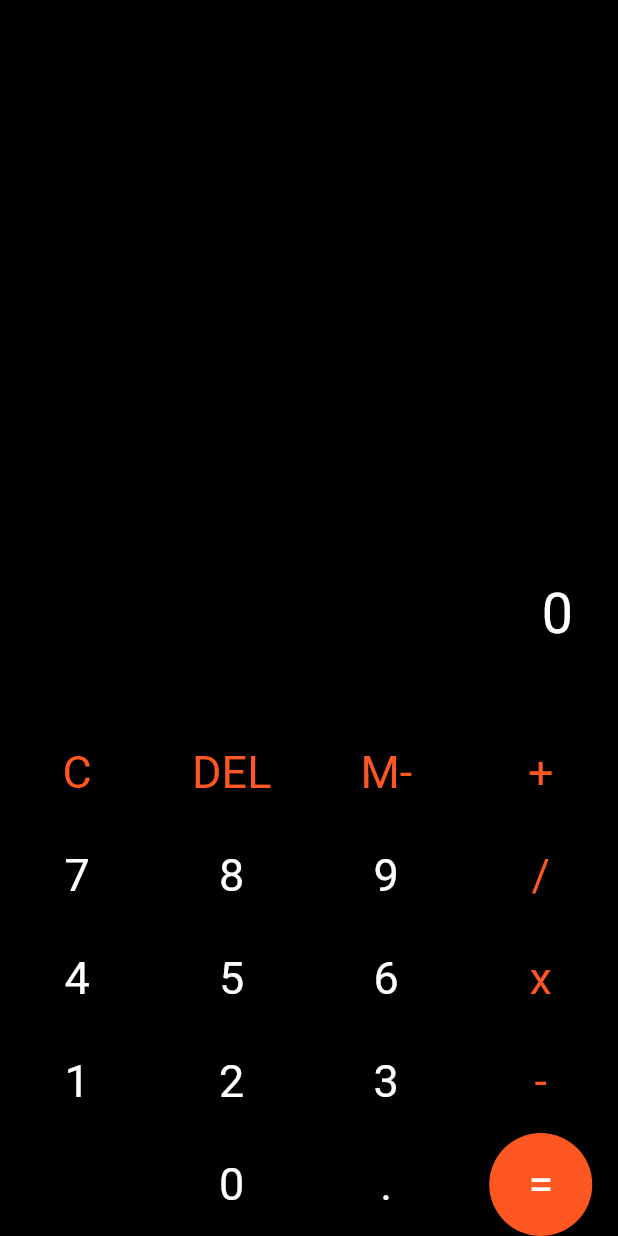
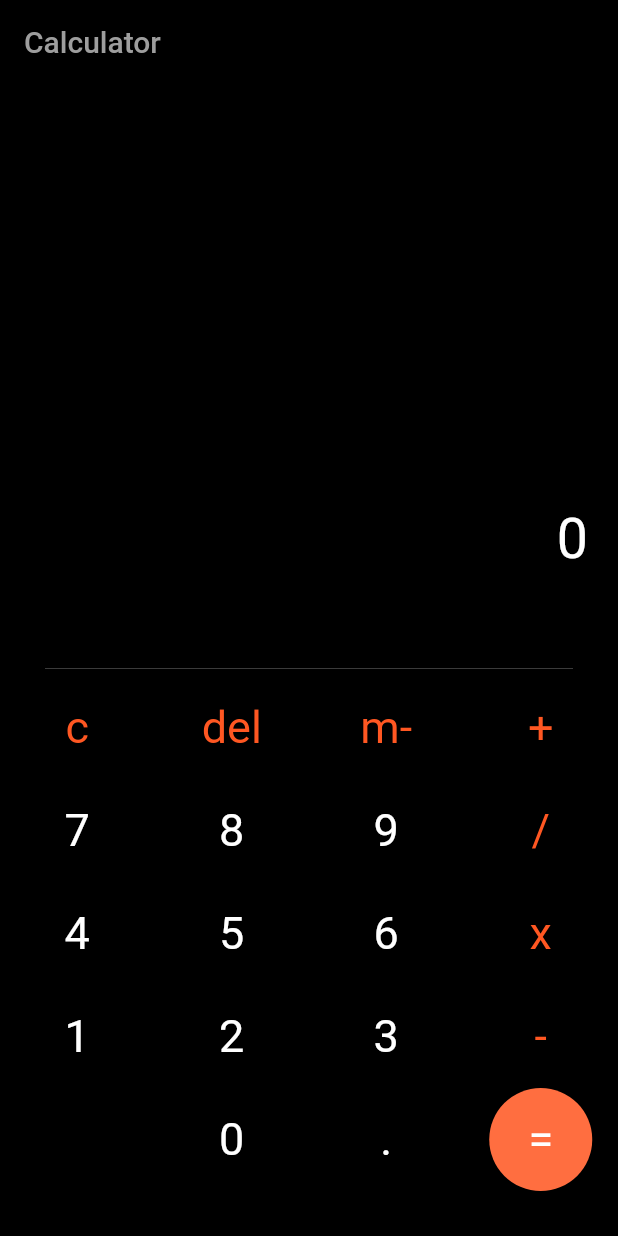
Before and after one commit to JaVD054/Calculator_app, a Flutter app: the screen it shows after launch, on a phone screen of 412 x 824 dp. Run offline on Flutter 3.47's test engine with Material 2 defaults, Android fonts, the phone set to English and light mode, and no system bars; our stand-ins replace math_expressions.

Commit message:
minor tweaks

```diff
--- a/lib/main.dart
+++ b/lib/main.dart
@@ -1,5 +1,7 @@
 import 'package:flutter/material.dart';
 import 'package:math_expressions/math_expressions.dart';
+import 'package:flutter/services.dart';
+
 
 void main() {
   runApp(const MyApp());
@@ -10,9 +12,10 @@ class MyApp extends StatelessWidget {
 
   @override
   Widget build(BuildContext context) {
-    return const MaterialApp(
+    return MaterialApp(
+      theme: ThemeData(primarySwatch: Colors.orange),
       debugShowCheckedModeBanner: false,
-      home: HomePage(),
+      home: const HomePage(),
     );
   }
 }
@@ -29,9 +32,9 @@ class _HomePage extends State<HomePage> {
 
   List<List> history = [];
   final List<String> buttons = [
-    'C',
-    'DEL',
-    'M-',
+    'c',
+    'del',
+    'm-',
     '+',
     '7',
     '8',
@@ -55,7 +58,8 @@ class _HomePage extends State<HomePage> {
   Widget build(BuildContext context) {
     return Scaffold(
       appBar: AppBar(
-        backgroundColor: Colors.black,
+        title: const Text('Calculator',style: TextStyle(color: Colors.grey),),
+        backgroundColor: Colors.black12,
       ),
       backgroundColor: Colors.black,
       body: Column(
@@ -87,20 +91,28 @@ class _HomePage extends State<HomePage> {
                                 )));
                       }))),
           Container(
-              padding: const EdgeInsets.fromLTRB(5, 5, 30, 5),
+              padding: const EdgeInsets.fromLTRB(5, 5, 20, 5),
               alignment: Alignment.centerRight,
               child: Text(
                 userInput,
                 style: const TextStyle(fontSize: 37, color: Colors.white),
               )),
           Container(
-              padding: const EdgeInsets.fromLTRB(5, 5, 30, 5),
+              padding: const EdgeInsets.fromLTRB(5, 5, 20, 5),
               alignment: Alignment.centerRight,
               child: Text(
-                answer,
+                answer.isNotEmpty ? '=$answer' : '',
                 style: const TextStyle(fontSize: 30, color: Colors.white),
               )),
-          GridView.builder(
+          Container(
+              padding: const EdgeInsets.fromLTRB(30, 14.75, 30, 5),
+              height: 20,
+              child: Container(
+                color: Colors.grey,
+              )),
+          Container(
+            padding: const EdgeInsets.only(bottom: 30),
+            child: GridView.builder(
                 shrinkWrap: true,
                 gridDelegate: const SliverGridDelegateWithFixedCrossAxisCount(
                   crossAxisCount: 4,
@@ -137,11 +149,12 @@ class _HomePage extends State<HomePage> {
                             } else if (index == 2) {
                               history = [];
                             } else if (userInput == '0' &&
+                                (index == 7 || index == 11)) {
+                              userInput += buttons[index];
+                            } else if (userInput == '0' &&
                                 index != 7 &&
                                 index != 11) {
                               userInput = buttons[index];
-                          } else if (userInput == '0' &&
-                              (index == 7 || index == 11)) {
                             } else if (userInput.length <= 15) {
                               userInput += buttons[index];
                             }
@@ -150,7 +163,8 @@ class _HomePage extends State<HomePage> {
                   } else {
                     return Container();
                   }
-              }),
+                })
+          ),
         ],
       ),
     );
@@ -174,9 +188,9 @@ bool isOperator(String x) {
       x == 'x' ||
       x == '-' ||
       x == '+' ||
-      x == 'C' ||
-      x == 'DEL' ||
-      x == 'M-' ||
+      x == 'c' ||
+      x == 'del' ||
+      x == 'm-' ||
       x == '%') {
     return true;
   }
@@ -197,7 +211,7 @@ class CalcButton extends StatelessWidget {
         color: Colors.transparent,
         child: Ink(
             decoration: BoxDecoration(
-                color: isEqual(text) ? Colors.deepOrange : Colors.transparent,
+                color: isEqual(text) ? Colors.deepOrangeAccent : Colors.transparent,
                 shape: BoxShape.circle),
             child: InkWell(
                 customBorder: const CircleBorder(),
--- a/pubspec.yaml
+++ b/pubspec.yaml
@@ -1,4 +1,4 @@
-name: Calculator
+name: calculator
 description: A new Flutter project.
 
 # The following line prevents the package from being accidentally published to
```
Also changed, not shown: 2 other files. Lines whose indentation alone changed are shown as unchanged.
